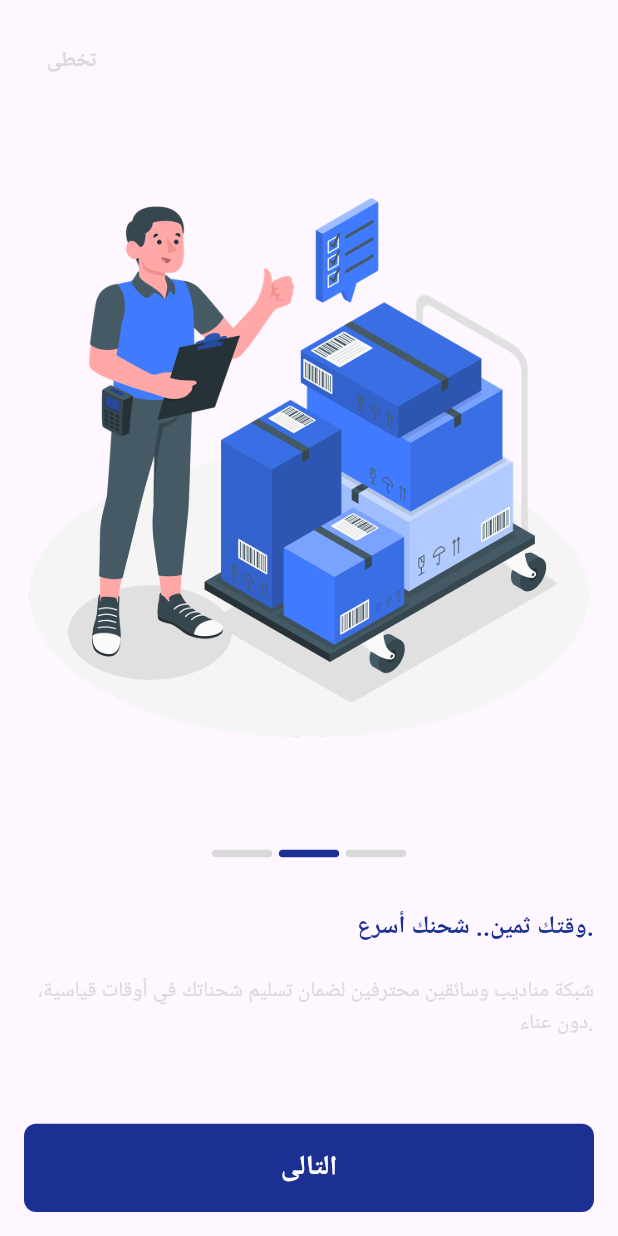
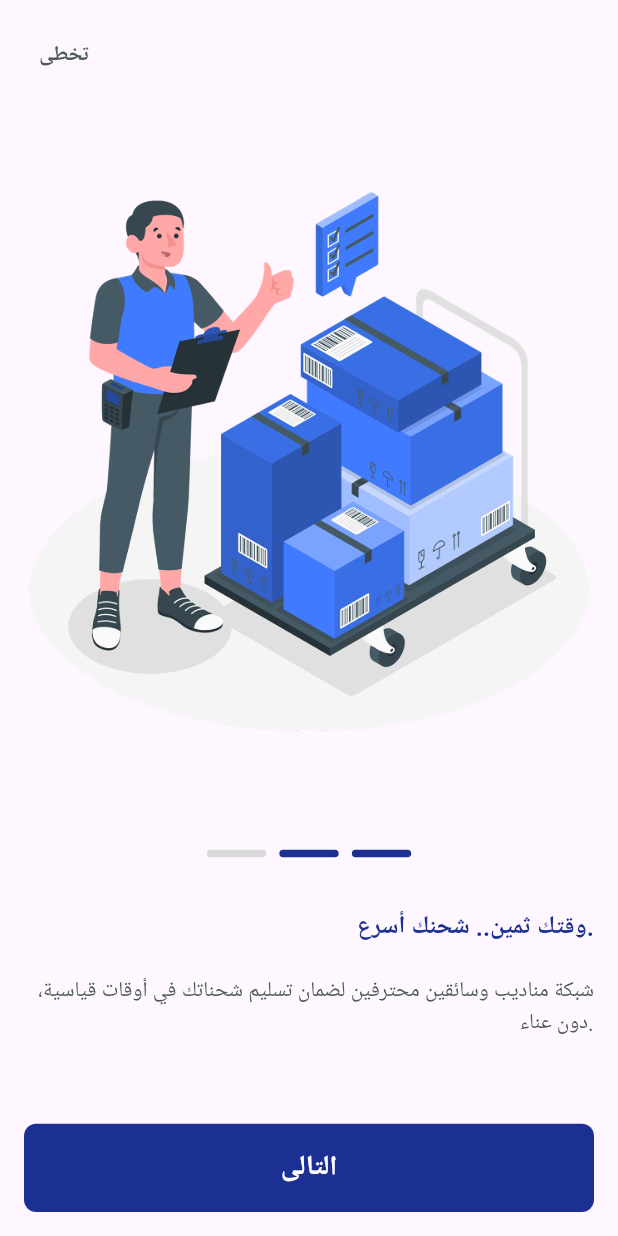
Before and after one commit to ahmedhakeem1599/sas_go, a Flutter app: the screen it shows after launch, after a tap on "التالى", on a phone screen of 412 x 824 dp. Run offline on Flutter 3.47's test engine with Material 3 defaults, Android fonts, the phone set to English and light mode, and no system bars; drawn by our look-alikes of smooth_page_indicator; our stand-ins replace flutter_screenutil.

Commit message:
Refactor onboarding screen architecture and update theme constants.
- Add `blueGery` color to `AppColors` and update `TextStyles` to use it instead of `lightGray`.
- Refactor `OnBoardingScreen` to use a dedicated `OnBoardingModel` and modularize UI into `OnBoardingPageItem`.
- Replace `AnimatedSmoothIndicator` with a custom-built `OnBoardingLineIndicator`.
- Update navigation logic in onboarding flow, including new methods for skipping and page changes.
- Set `PageView` to `NeverScrollableScrollPhysics` and enable reverse layout.
- Clean up unused imports and reorganize widget structure for better maintainability.

```diff
--- a/lib/core/constants/app_colors.dart
+++ b/lib/core/constants/app_colors.dart
@@ -5,6 +5,7 @@ class AppColors {
   static const Color darkBlue = Color(0xff1C2F93);
   static const Color lightBlue = Color(0xff92BAFF);
 
+  static const Color blueGery = Color(0xff4C585B);
   static const Color lightGray = Color(0xffD9D9D9);
 
   static const Color white = Color(0xffffffff);
--- a/lib/core/theme/text_styles.dart
+++ b/lib/core/theme/text_styles.dart
@@ -6,10 +6,10 @@ import '../helper/font_weight_helper.dart';
 
 class TextStyles {
 
-  static TextStyle font14LightGraySemiBold = TextStyle(
+  static TextStyle font14BlueGerySemiBold = TextStyle(
     fontSize: 14.sp,
     fontWeight: FontWeightHelper.semiBold,
-    color: AppColors.lightGray,
+    color: AppColors.blueGery,
   );
 
   static TextStyle font16DarkBlueSemiBold = TextStyle(
@@ -18,10 +18,10 @@ class TextStyles {
     color: AppColors.darkBlue,
   );
 
-  static TextStyle font14LightGrayRegular = TextStyle(
+  static TextStyle font14BlueGeryRegular = TextStyle(
     fontSize: 14.sp,
     fontWeight: FontWeightHelper.regular,
-    color: AppColors.lightGray,
+    color: AppColors.blueGery,
   );
 
   static TextStyle font18WhiteSemiBold = TextStyle(
--- a/lib/features/auth/pres/on_boarding_screen.dart
+++ b/lib/features/auth/pres/on_boarding_screen.dart
@@ -1,13 +1,9 @@
 import 'package:flutter/material.dart';
-import 'package:flutter_screenutil/flutter_screenutil.dart';
-import 'package:sas_go/core/helper/spacing.dart';
-import 'package:smooth_page_indicator/smooth_page_indicator.dart';
-import 'package:sas_go/core/constants/app_colors.dart';
+import 'package:sas_go/core/constants/app_assets.dart';
 import 'package:sas_go/core/constants/app_strings.dart';
 import 'package:sas_go/core/theme/text_styles.dart';
-
-import '../../../core/constants/app_assets.dart';
-import '../../../shared/app_button.dart';
+import 'package:sas_go/shared/app_button.dart';
+import '../widgets/onboarding/onboarding_pageItem.dart';
 
 class OnBoardingScreen extends StatefulWidget {
   const OnBoardingScreen({super.key});
@@ -17,44 +13,66 @@ class OnBoardingScreen extends StatefulWidget {
 }
 
 class _OnBoardingScreenState extends State<OnBoardingScreen> {
-  final PageController _controller = PageController();
+  late final PageController _pageController;
+  int _currentIndex = 0;
 
-  int currentIndex = 0;
-
-  final List<Map<String, String>> pages = [
-    {
-      "image": AppAssets.onBoardingOne,
-      "title": AppStrings.onBoardingOneTitle,
-      "description": AppStrings.onBoardingOneDes,
-    },
-    {
-      "image": AppAssets.onBoardingTwo,
-      "title": AppStrings.onBoardingTwoTitle,
-      "description": AppStrings.onBoardingTwoDes,
-    },
-    {
-      "image": AppAssets.onBoardingThree,
-      "title": AppStrings.onBoardingThreeTitle,
-      "description": AppStrings.onBoardingThreeDes,
-    },
+  final List<OnBoardingModel> _pages = const [
+    OnBoardingModel(
+      image: AppAssets.onBoardingOne,
+      title: AppStrings.onBoardingOneTitle,
+      description: AppStrings.onBoardingOneDes,
+    ),
+    OnBoardingModel(
+      image: AppAssets.onBoardingTwo,
+      title: AppStrings.onBoardingTwoTitle,
+      description: AppStrings.onBoardingTwoDes,
+    ),
+    OnBoardingModel(
+      image: AppAssets.onBoardingThree,
+      title: AppStrings.onBoardingThreeTitle,
+      description: AppStrings.onBoardingThreeDes,
+    ),
   ];
 
-  void nextPage() {
-    if (currentIndex < pages.length - 1) {
-      _controller.nextPage(
-        duration: const Duration(milliseconds: 400),
-        curve: Curves.easeInOut,
+  @override
+  void initState() {
+    _pageController = PageController();
+    super.initState();
+  }
+
+  void _goToNextPage() {
+    final isLastPage = _currentIndex == _pages.length - 1;
+
+    if (isLastPage) {
+      _navigateToHome();
+      return;
+    }
+
+    _pageController.nextPage(
+      duration: const Duration(milliseconds: 300),
+      curve: Curves.easeInOutCubic,
     );
-    } else {
-      // Navigate to login/home
   }
+
+  void _skipOnBoarding() {
+    _navigateToHome();
+  }
+
+  void _navigateToHome() {
+    // TODO: navigate to login/home
+  }
+
+  void _onPageChanged(int index) {
+    setState(() => _currentIndex = index);
   }
 
   @override
   void dispose() {
-    _controller.dispose();
+    _pageController.dispose();
     super.dispose();
   }
+
+  bool get isLastPage => _currentIndex == _pages.length - 1;
 
   @override
   Widget build(BuildContext context) {
@@ -64,85 +82,73 @@ class _OnBoardingScreenState extends State<OnBoardingScreen> {
           padding: const EdgeInsets.symmetric(horizontal: 16, vertical: 16),
           child: Column(
             children: [
+              _buildSkipButton(),
 
-              /// Skip button
-              Align(
-                alignment: Alignment.centerLeft,
-                child: TextButton(
-                  onPressed: () {
-                    // Navigate to login/home
-                  },
-                  child: Text(
-                    AppStrings.skip,
-                    style: TextStyles.font14LightGraySemiBold,
-                  ),
-                ),
-              ),
-
-              /// on boarding pages
+              Expanded(
+                child: Column(
+                  children: [
                     Expanded(
                       child: PageView.builder(
-                  controller: _controller,
-                  itemCount: pages.length,
-                  onPageChanged: (index) {
-                    setState(() {
-                      currentIndex = index;
-                    });
-                  },
+                        controller: _pageController,
+                        itemCount: _pages.length,
+                        reverse: true,
+                        physics: const NeverScrollableScrollPhysics(),
+                        onPageChanged: _onPageChanged,
                         itemBuilder: (context, index) {
-                    return Column(
-                      crossAxisAlignment: CrossAxisAlignment.end,
-                      children: [
-                        Expanded(child: Image.asset(pages[index]["image"]!)),
+                          final page = _pages[index];
 
-                        verticalSpace(15),
-
-                        Center(
-                          child: AnimatedSmoothIndicator(
-                            activeIndex: currentIndex,
-                            count: 3,
-                            effect: WormEffect(
-                              dotHeight: 5.h,
-                              dotWidth: 36.6.w,
-                              spacing: 4.w,
-                              activeDotColor: AppColors.darkBlue,
-                              dotColor: AppColors.lightGray,
-                            ),
-                          ),
-                        ),
-
-                        verticalSpace(34),
-
-                        Text(
-                          pages[index]["title"]!,
-                          style: TextStyles.font16DarkBlueSemiBold,
-                        ),
-
-                        verticalSpace(20),
-
-                        Text(
-                          pages[index]["description"]!,
-                          style: TextStyles.font14LightGrayRegular,
-                          textAlign: TextAlign.end,
-                        ),
-
-                        verticalSpace(56),
-                      ],
+                          return OnBoardingPageItem(
+                            image: page.image,
+                            title: page.title,
+                            description: page.description,
+                            currentIndex: _currentIndex,
+                            totalPages: _pages.length,
                           );
                         },
                       ),
                     ),
-
-              /// Next button
-              AppButton(
-                onTap: nextPage,
-                text: currentIndex == 2 ? AppStrings.getNow : AppStrings.next,
+                  ],
+                ),
               ),
 
+              AppButton(
+                onTap: _goToNextPage,
+                text: isLastPage
+                    ? AppStrings.getNow
+                    : AppStrings.next,
+              ),
             ],
           ),
         ),
       ),
     );
   }
+
+  Widget _buildSkipButton() {
+    return Align(
+      alignment: Alignment.centerLeft,
+      child: GestureDetector(
+        onTap: _skipOnBoarding,
+        child: Padding(
+          padding: const EdgeInsets.all(10),
+          child: Text(
+            AppStrings.skip,
+            style: TextStyles.font14BlueGerySemiBold,
+          ),
+        ),
+      ),
+    );
   }
+}
+
+class OnBoardingModel {
+  final String image;
+  final String title;
+  final String description;
+
+  const OnBoardingModel({
+    required this.image,
+    required this.title,
+    required this.description,
+  });
+}
--- /dev/null
+++ b/lib/features/auth/widgets/onboarding/onboarding_line_indicator.dart
@@ -0,0 +1,37 @@
+import 'package:flutter/material.dart';
+import 'package:flutter_screenutil/flutter_screenutil.dart';
+import 'package:sas_go/core/constants/app_colors.dart';
+
+class OnBoardingLineIndicator extends StatelessWidget {
+  final int currentIndex;
+  final int count;
+
+  const OnBoardingLineIndicator({
+    super.key,
+    required this.currentIndex,
+    this.count = 3,
+  });
+
+  @override
+  Widget build(BuildContext context) {
+    return Directionality(
+      textDirection: TextDirection.rtl,
+      child: Row(
+        mainAxisAlignment: MainAxisAlignment.center,
+        children: List.generate(
+          count, (index) => Container(
+            margin: EdgeInsets.symmetric(horizontal: 4.w),
+            width: 36.w,
+            height: 5.h,
+            decoration: BoxDecoration(
+              color: index <= currentIndex
+                  ? AppColors.darkBlue
+                  : AppColors.lightGray,
+              borderRadius: BorderRadius.circular(10.r),
+            ),
+          ),
+        ),
+      ),
+    );
+  }
+}
--- /dev/null
+++ b/lib/features/auth/widgets/onboarding/onboarding_pageItem.dart
@@ -0,0 +1,57 @@
+import 'package:flutter/material.dart';
+import 'package:sas_go/core/helper/spacing.dart';
+import 'package:sas_go/core/theme/text_styles.dart';
+import 'onboarding_line_indicator.dart';
+
+class OnBoardingPageItem extends StatelessWidget {
+  final String image;
+  final String title;
+  final String description;
+  final int currentIndex;
+  final int totalPages;
+
+  const OnBoardingPageItem({
+    super.key,
+    required this.image,
+    required this.title,
+    required this.description,
+    required this.currentIndex,
+    required this.totalPages,
+  });
+
+  @override
+  Widget build(BuildContext context) {
+    return Column(
+      crossAxisAlignment: CrossAxisAlignment.end,
+      children: [
+        Expanded(child: Image.asset(image)),
+
+        verticalSpace(15),
+
+        Center(
+          child: OnBoardingLineIndicator(
+            currentIndex: currentIndex,
+            count: totalPages,
+          ),
+        ),
+
+        verticalSpace(34),
+
+        Text(
+          title,
+          style: TextStyles.font16DarkBlueSemiBold,
+        ),
+
+        verticalSpace(20),
+
+        Text(
+          description,
+          style: TextStyles.font14BlueGeryRegular,
+          textAlign: TextAlign.end,
+        ),
+
+        verticalSpace(56),
+      ],
+    );
+  }
+}
```
Lines whose indentation alone changed are shown as unchanged.
